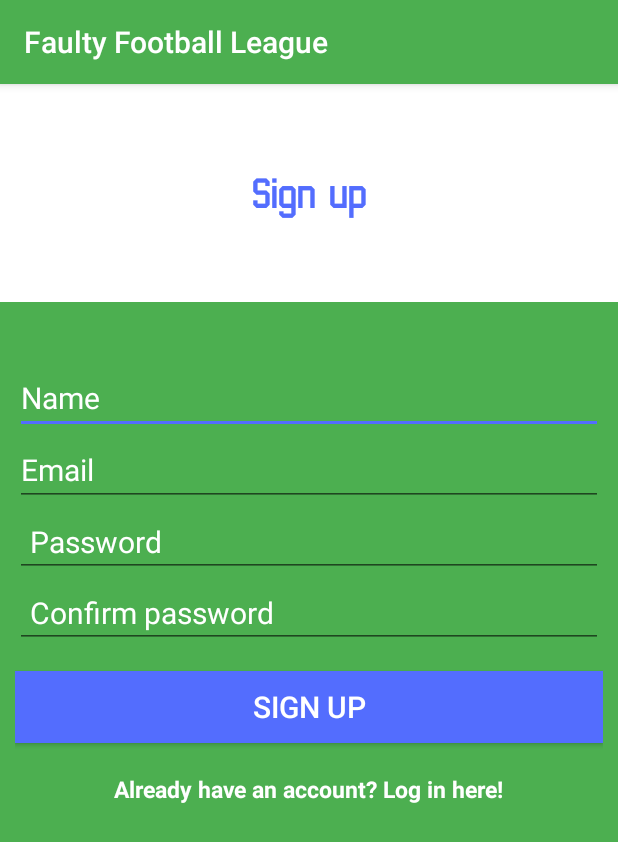
After one commit to arolling/android-faulty-football, an Android app: the CreateAccountActivity screen opened directly, with no data from a screen before it, on a phone screen of 412 x 824 dp. The commit adds this screen. Shown: the top 842 px of the screen. Run offline under Robolectric (Android 15) with nearby library versions, the phone set to English and light mode, and no system bars; our stand-ins replace ButterKnife.

Commit message:
Add login and create account activities with menu navigation

```diff
--- a/app/src/main/AndroidManifest.xml
+++ b/app/src/main/AndroidManifest.xml
@@ -2,7 +2,10 @@
 <manifest xmlns:android="http://schemas.android.com/apk/res/android"
     package="com.epicodus.faultyfootballleague">
 
+    <uses-permission android:name="android.permission.INTERNET" />
+
     <application
+        android:name=".FaultyFootballLeagueApplication"
         android:allowBackup="true"
         android:icon="@mipmap/ic_launcher"
         android:label="@string/app_name"
@@ -15,6 +18,8 @@
                 <category android:name="android.intent.category.LAUNCHER" />
             </intent-filter>
         </activity>
+        <activity android:name=".ui.CreateAccountActivity" />
+        <activity android:name=".ui.LoginActivity"></activity>
     </application>
 
 </manifest>
--- /dev/null
+++ b/app/src/main/java/com/epicodus/faultyfootballleague/ui/CreateAccountActivity.java
@@ -0,0 +1,25 @@
+package com.epicodus.faultyfootballleague.ui;
+
+import android.graphics.Typeface;
+import android.support.v7.app.AppCompatActivity;
+import android.os.Bundle;
+import android.widget.TextView;
+
+import com.epicodus.faultyfootballleague.R;
+
+import butterknife.Bind;
+import butterknife.ButterKnife;
+
+public class CreateAccountActivity extends AppCompatActivity {
+    @Bind(R.id.signUpTextView) TextView mSignUpTextView;
+
+    @Override
+    protected void onCreate(Bundle savedInstanceState) {
+        super.onCreate(savedInstanceState);
+        setContentView(R.layout.activity_create_account);
+        ButterKnife.bind(this);
+
+        Typeface face = Typeface.createFromAsset(getAssets(), "Sports Jersey.ttf");
+        mSignUpTextView.setTypeface(face);
+    }
+}
--- /dev/null
+++ b/app/src/main/res/layout/activity_create_account.xml
@@ -0,0 +1,102 @@
+<?xml version="1.0" encoding="utf-8"?>
+<RelativeLayout xmlns:android="http://schemas.android.com/apk/res/android"
+    xmlns:tools="http://schemas.android.com/tools"
+    android:layout_width="match_parent"
+    android:layout_height="match_parent"
+    tools:context="com.epicodus.faultyfootballleague.ui.CreateAccountActivity"
+    android:background="@color/colorPrimary">
+
+    <TextView
+        android:layout_width="match_parent"
+        android:layout_height="wrap_content"
+        android:text="Sign up"
+        android:id="@+id/signUpTextView"
+        android:textStyle="bold"
+        android:textSize="30sp"
+        android:textColor="@color/colorAccent"
+        android:gravity="center"
+        android:layout_alignParentLeft="true"
+        android:layout_alignParentStart="true"
+        android:layout_alignParentTop="true"
+        android:paddingTop="55dp"
+        android:paddingBottom="55dp"
+        android:background="@color/colorTextIcons"/>
+
+    <LinearLayout
+        android:orientation="vertical"
+        android:layout_width="match_parent"
+        android:layout_height="wrap_content"
+        android:background="@color/colorPrimary"
+        android:paddingLeft="10dp"
+        android:paddingTop="20dp"
+        android:paddingRight="10dp"
+        android:paddingBottom="50dp"
+        android:layout_alignParentLeft="true"
+        android:layout_alignParentStart="true"
+        android:layout_alignParentBottom="true"
+        android:layout_below="@+id/signUpTextView">
+
+        <EditText
+            android:id="@+id/nameEditText"
+            android:layout_width="match_parent"
+            android:layout_height="wrap_content"
+            android:inputType="text"
+            android:hint="Name"
+            android:textColorHint="@color/colorTextIcons"
+            android:layout_marginTop="20dp"
+            android:textSize="20sp"/>
+
+        <EditText
+            android:id="@+id/emailEditText"
+            android:layout_width="match_parent"
+            android:layout_height="wrap_content"
+            android:inputType="textEmailAddress"
+            android:hint="Email"
+            android:textColorHint="@color/colorTextIcons"
+            android:textSize="20sp"/>
+
+        <EditText
+            android:id="@+id/passwordEditText"
+            android:layout_width="match_parent"
+            android:layout_height="wrap_content"
+            android:inputType="textPassword"
+            android:padding="10dp"
+            android:hint="Password"
+            android:textColorHint="@color/colorTextIcons"
+            android:textSize="20sp"/>
+
+        <EditText
+            android:id="@+id/confirmPasswordEditText"
+            android:layout_width="match_parent"
+            android:layout_height="wrap_content"
+            android:inputType="textPassword"
+            android:padding="10dp"
+            android:hint="Confirm password"
+            android:textColorHint="@color/colorTextIcons"
+            android:textSize="20sp"/>
+
+        <Button
+            android:id="@+id/createUserButton"
+            android:layout_width="match_parent"
+            android:layout_height="wrap_content"
+            android:padding="10dp"
+            android:textSize="20sp"
+            android:text="Sign up"
+            android:background="@color/colorAccent"
+            android:layout_marginTop="15dp"
+            android:textColor="@color/colorTextIcons" />
+
+        <TextView
+            android:layout_width="wrap_content"
+            android:layout_height="wrap_content"
+            android:layout_marginTop="20dp"
+            android:textColor="@color/colorTextIcons"
+            android:textStyle="bold"
+            android:textSize="15sp"
+            android:text="Already have an account? Log in here!"
+            android:id="@+id/loginTextView"
+            android:layout_gravity="center_horizontal" />
+
+    </LinearLayout>
+
+</RelativeLayout>
--- a/gradle.properties
+++ b/gradle.properties
@@ -16,3 +16,5 @@
 # This option should only be used with decoupled projects. More details, visit
 # http://www.gradle.org/docs/current/userguide/multi_project_builds.html#sec:decoupled_projects
 # org.gradle.parallel=true
+
+FirebaseRootUrl = "https://faultyfootballleague.firebaseio.com/"
```
Also changed, not shown: app/build.gradle (+18 -0 lines), app/src/main/java/com/epicodus/faultyfootballleague/Constants.java (+21 -13 lines), app/src/main/java/com/epicodus/faultyfootballleague/FaultyFootballLeagueApplication.java (added, +17 -0 lines), app/src/main/java/com/epicodus/faultyfootballleague/models/User.java (added, +40 -0 lines), app/src/main/java/com/epicodus/faultyfootballleague/ui/LoginActivity.java (added, +26 -0 lines), app/src/main/java/com/epicodus/faultyfootballleague/ui/MainActivity.java (+44 -0 lines), app/src/main/res/layout/activity_login.xml (added, +83 -0 lines), app/src/main/res/menu/menu_main.xml (added, +19 -0 lines).
